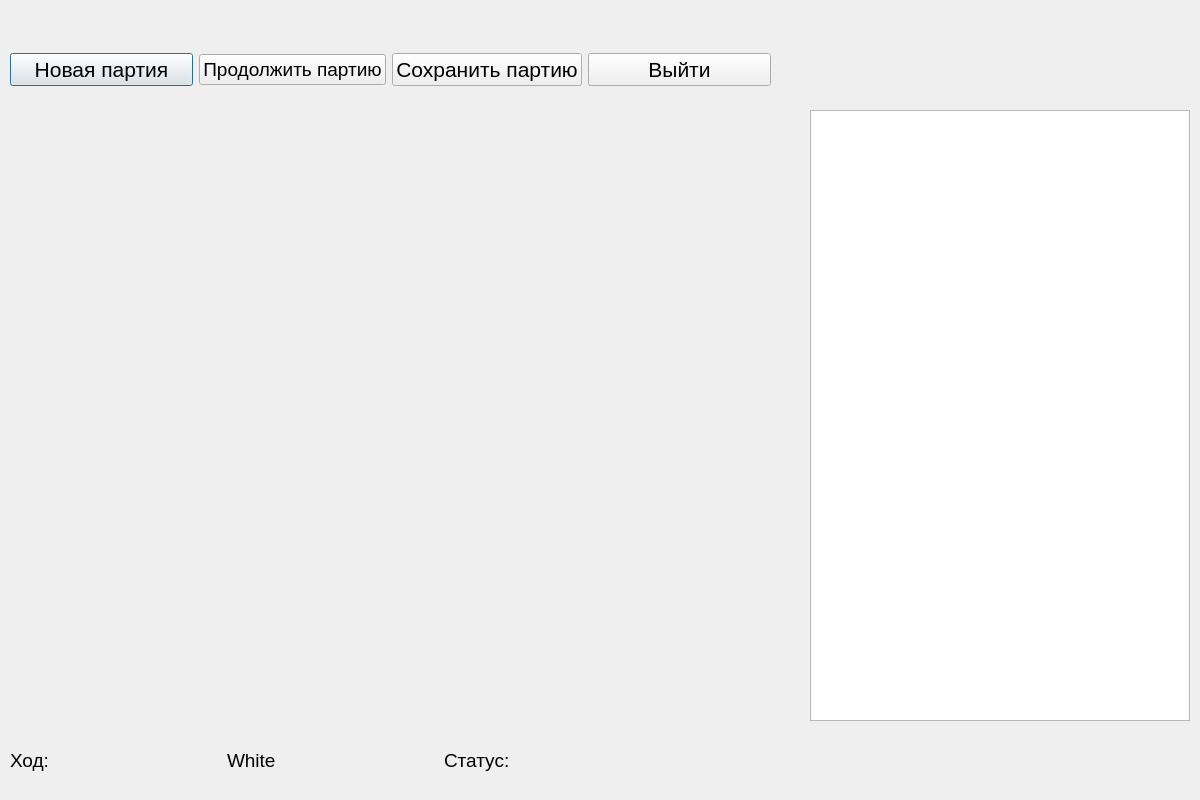
This is gamewindow.ui in ikotyurg/chess100 as Qt 5 draws it before an edit. The edited form follows.
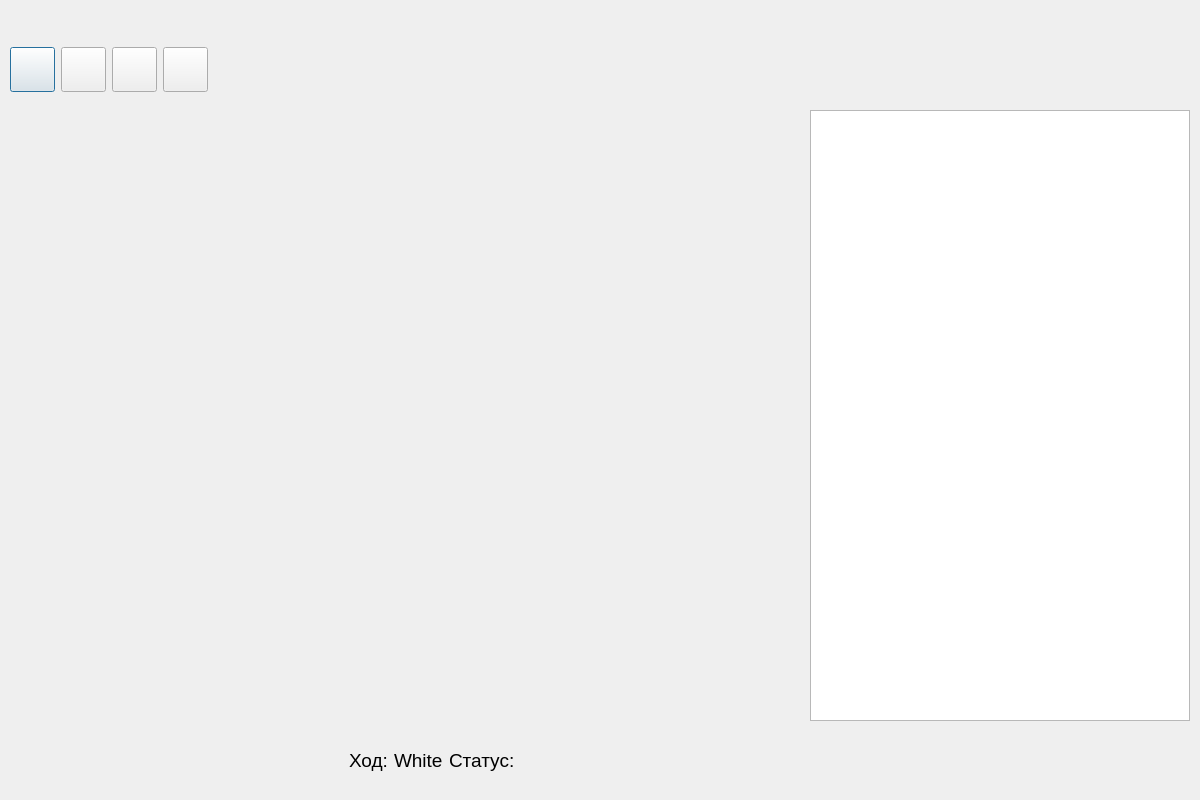
This is the edited form. Icons and pictures are not drawn.

Commit message: Преобразовал board в QVector

```diff
--- a/gamewindow.ui
+++ b/gamewindow.ui
@@ -37,56 +37,104 @@
     <layout class="QHBoxLayout" name="horizontalLayout_3">
      <item>
       <widget class="QPushButton" name="newgame">
+       <property name="minimumSize">
+        <size>
+         <width>40</width>
+         <height>40</height>
+        </size>
+       </property>
+       <property name="maximumSize">
+        <size>
+         <width>45</width>
+         <height>45</height>
+        </size>
+       </property>
        <property name="font">
         <font>
          <pointsize>16</pointsize>
         </font>
        </property>
+       <property name="styleSheet">
+        <string notr="true">background-image: url(:/img/icons/game_new.png);</string>
+       </property>
        <property name="text">
-        <string>Новая партия</string>
+        <string/>
        </property>
       </widget>
      </item>
      <item>
       <widget class="QPushButton" name="replay">
+       <property name="minimumSize">
+        <size>
+         <width>40</width>
+         <height>40</height>
+        </size>
+       </property>
+       <property name="maximumSize">
+        <size>
+         <width>45</width>
+         <height>45</height>
+        </size>
+       </property>
        <property name="font">
         <font>
          <pointsize>14</pointsize>
         </font>
        </property>
+       <property name="styleSheet">
+        <string notr="true">background-image: url(:/img/icons/Open_game.png);</string>
+       </property>
        <property name="text">
-        <string>Продолжить партию</string>
+        <string/>
        </property>
       </widget>
      </item>
      <item>
       <widget class="QPushButton" name="savegame">
+       <property name="maximumSize">
+        <size>
+         <width>45</width>
+         <height>45</height>
+        </size>
+       </property>
        <property name="font">
         <font>
          <pointsize>16</pointsize>
         </font>
        </property>
+       <property name="styleSheet">
+        <string notr="true">background-image: url(:/img/icons/save.png);</string>
+       </property>
        <property name="text">
-        <string>Сохранить партию</string>
+        <string/>
        </property>
       </widget>
      </item>
      <item>
       <widget class="QPushButton" name="exit">
+       <property name="maximumSize">
+        <size>
+         <width>45</width>
+         <height>45</height>
+        </size>
+       </property>
        <property name="font">
         <font>
          <pointsize>16</pointsize>
         </font>
        </property>
+       <property name="styleSheet">
+        <string notr="true">background-image: url(:/img/icons/close_board.png);</string>
+       </property>
        <property name="text">
-        <string>Выйти</string>
+        <string/>
        </property>
       </widget>
      </item>
      <item>
       <spacer name="horizontalSpacer_6">
        <property name="orientation">
-        <enum>Qt::Orientation::Vertical</enum>
+        <enum>Qt::Orientation::Horizontal</enum>
        </property>
        <property name="sizeHint" stdset="0">
         <size>
@@ -126,6 +174,19 @@
      </rect>
     </property>
     <layout class="QHBoxLayout" name="horizontalLayout_4">
+     <item>
+      <spacer name="horizontalSpacer_3">
+       <property name="orientation">
+        <enum>Qt::Orientation::Horizontal</enum>
+       </property>
+       <property name="sizeHint" stdset="0">
+        <size>
+         <width>40</width>
+         <height>20</height>
+        </size>
+       </property>
+      </spacer>
+     </item>
      <item>
       <widget class="QLabel" name="label">
        <property name="font">
@@ -187,6 +248,19 @@
        </property>
       </spacer>
      </item>
+     <item>
+      <spacer name="horizontalSpacer_4">
+       <property name="orientation">
+        <enum>Qt::Orientation::Horizontal</enum>
+       </property>
+       <property name="sizeHint" stdset="0">
+        <size>
+         <width>40</width>
+         <height>20</height>
+        </size>
+       </property>
+      </spacer>
+     </item>
     </layout>
    </widget>
    <widget class="QWidget" name="verticalLayoutWidget">
```
Left out of the diff: 2 changed lines with no effect on the pictures. The commit also changes 9 other files.
